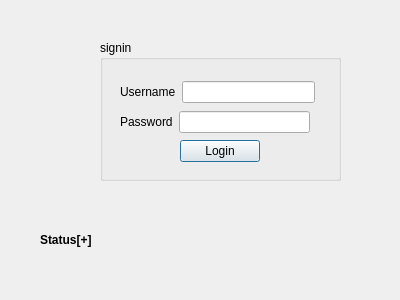
The window that client/login.ui (alu0100851700/ChatMultiusuario) describes before a commit, drawn with Qt 5.
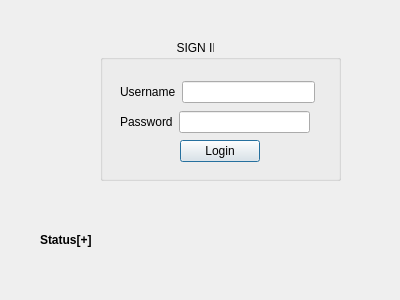
The same window after the commit.

The edit to the form file:
```diff
--- a/client/login.ui
+++ b/client/login.ui
@@ -36,7 +36,7 @@
     </rect>
    </property>
    <property name="title">
-    <string>signin</string>
+    <string>                       SIGN IN</string>
    </property>
    <widget class="QPushButton" name="pushButton_login">
     <property name="geometry">
@@ -51,7 +51,7 @@
      <string>Login</string>
     </property>
    </widget>
-   <widget class="QWidget" name="">
+   <widget class="QWidget" name="layoutWidget">
     <property name="geometry">
      <rect>
       <x>20</x>
@@ -73,7 +73,7 @@
      </item>
     </layout>
    </widget>
-   <widget class="QWidget" name="">
+   <widget class="QWidget" name="layoutWidget">
     <property name="geometry">
      <rect>
       <x>20</x>
```
Left out of the diff: 9 changed lines with no effect on the pictures.
